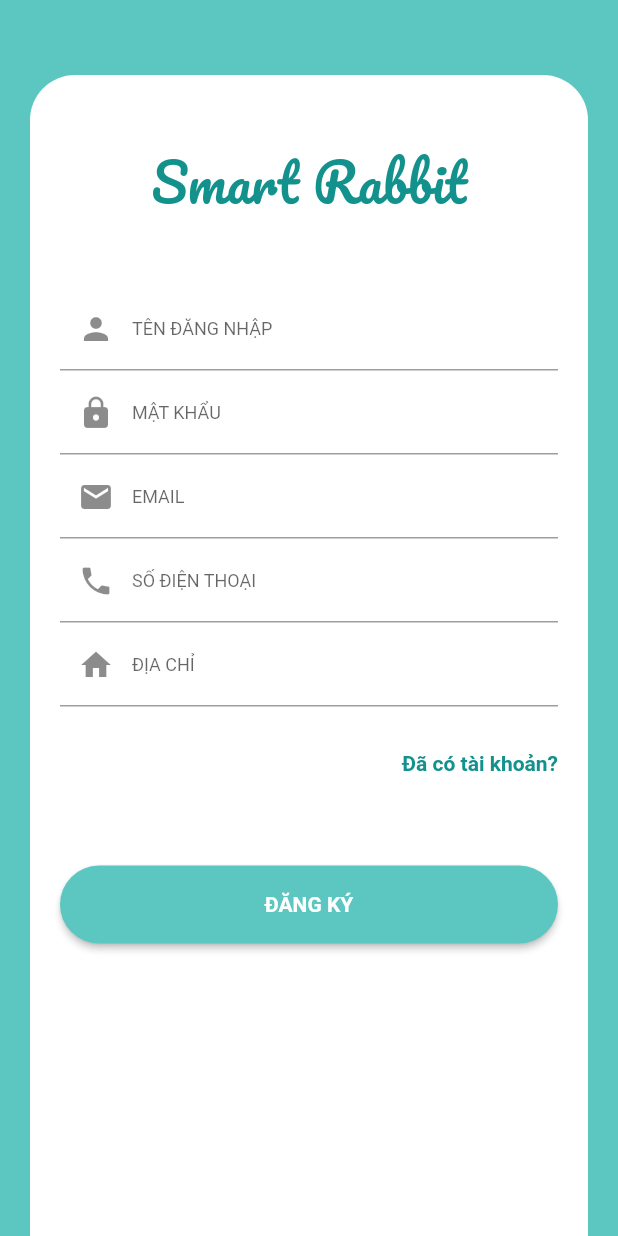
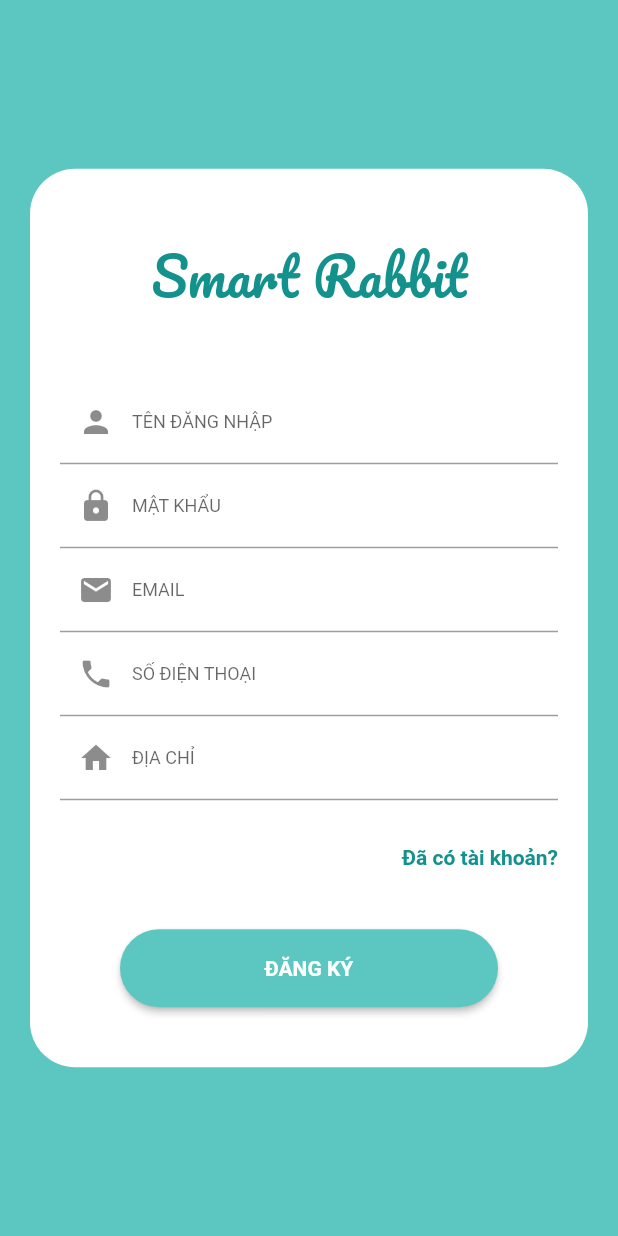
Before and after one commit to ntnhan2266/helper_app, a Flutter app: the screen it shows after launch, swiped to page 3, on a phone screen of 412 x 824 dp. Run offline on Flutter 3.47's test engine with Material 2 defaults, Android fonts, the phone set to English and light mode, and no system bars.

Commit message:
fix login and signup page

```diff
--- a/lib/screens/welcome_screen.dart
+++ b/lib/screens/welcome_screen.dart
@@ -134,8 +134,7 @@ class _WelcomeScreenState extends State<WelcomeScreen>
                   ),
                   Container(
                     width: MediaQuery.of(context).size.width,
-                    padding:
-                        EdgeInsets.symmetric(horizontal: 40.0, vertical: 40.0),
+                    padding: EdgeInsets.all(40.0),
                     child: RaisedButton(
                       child: Padding(
                         padding: EdgeInsets.symmetric(vertical: 18.0),
@@ -180,7 +179,6 @@ class _WelcomeScreenState extends State<WelcomeScreen>
           shrinkWrap: true,
           children: <Widget>[
             Container(
-              height: MediaQuery.of(context).size.height,
               margin: EdgeInsets.symmetric(horizontal: 20.0, vertical: 50.0),
               padding: EdgeInsets.symmetric(horizontal: 20.0),
               decoration: BoxDecoration(
@@ -255,7 +253,7 @@ class _WelcomeScreenState extends State<WelcomeScreen>
                   ),
                   Container(
                     width: MediaQuery.of(context).size.width,
-                    padding: EdgeInsets.only(top: 60.0),
+                    padding: EdgeInsets.all(40.0),
                     child: RaisedButton(
                       child: Padding(
                         padding: EdgeInsets.symmetric(vertical: 18.0),
```
